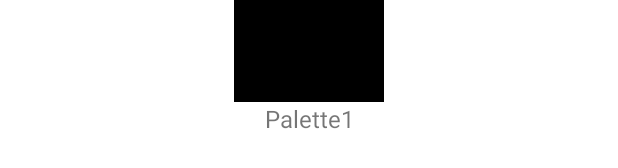
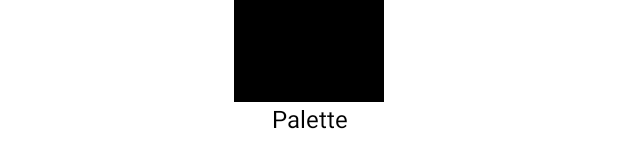
Before and after one commit to allisonbickford/PaletteMaker, an Android app: the layout palette_grid_cell.xml on its own in the app's theme, with its tools: preview values and no code run, on a phone screen of 412 x 824 dp. Shown: the part 574-742 px from the top of the screen. Run offline under Robolectric (Android 15) with nearby library versions, the phone set to English and light mode, and no system bars.

Commit message:
more polish

```diff
--- a/app/src/main/res/layout/activity_all_palettes.xml
+++ b/app/src/main/res/layout/activity_all_palettes.xml
@@ -29,7 +29,7 @@
         android:layout_centerHorizontal="true"
         android:layout_marginBottom="25dp"
         android:clickable="true"
-        android:src="@android:drawable/ic_menu_add"
+        android:src="@drawable/baseline_add_white_18dp"
         app:backgroundTint="@android:color/holo_red_light" />
 
 </RelativeLayout>
--- a/app/src/main/res/layout/palette_grid_cell.xml
+++ b/app/src/main/res/layout/palette_grid_cell.xml
@@ -41,7 +41,8 @@
         android:id="@+id/palette_label"
         android:layout_width="101dp"
         android:layout_height="wrap_content"
-        android:text="Palette1"
+        android:text="Palette"
         android:textAlignment="center"
+        android:textColor="@android:color/black"
         android:textSize="16sp" />
 </LinearLayout>
--- a/app/src/main/res/menu/palette_menu.xml
+++ b/app/src/main/res/menu/palette_menu.xml
@@ -4,7 +4,7 @@
 
     <item
         android:id="@+id/edit_title_btn"
-        android:icon="@android:drawable/ic_menu_edit"
+        android:icon="@drawable/baseline_edit_white_18dp"
         android:title="Edit Title"
         app:showAsAction="always" />
     <item
```
Also changed, not shown: app/src/main/res/drawable-v24/baseline_add_white_18dp.png (added), app/src/main/res/drawable-v24/baseline_edit_white_18dp.png (added).
